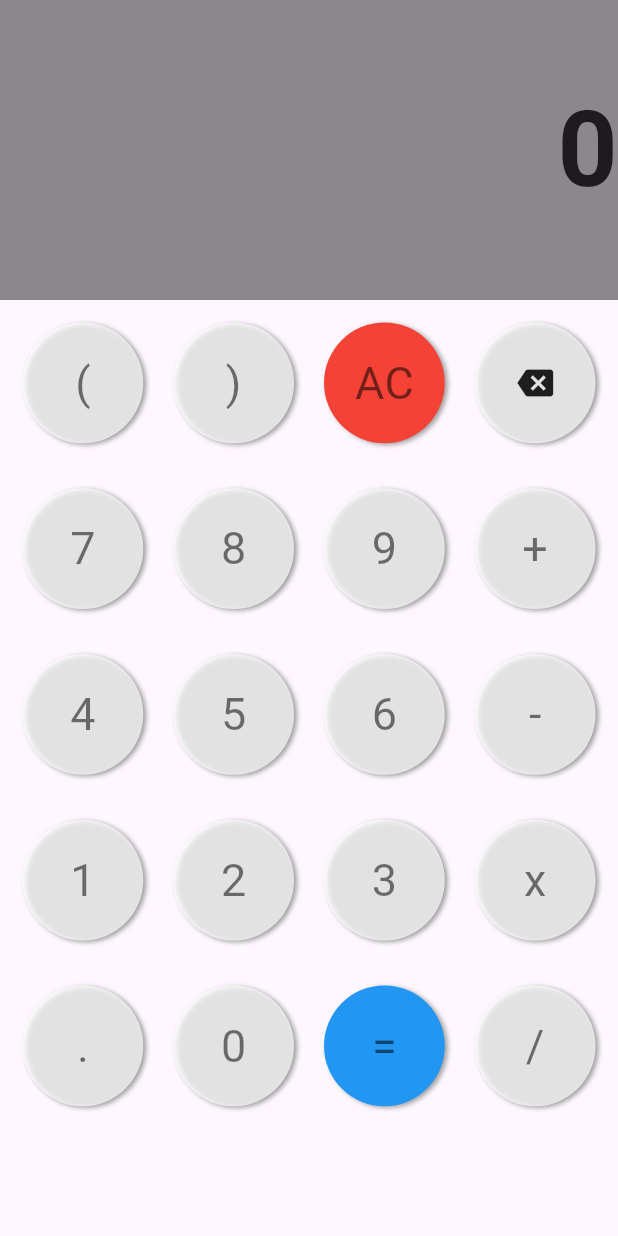
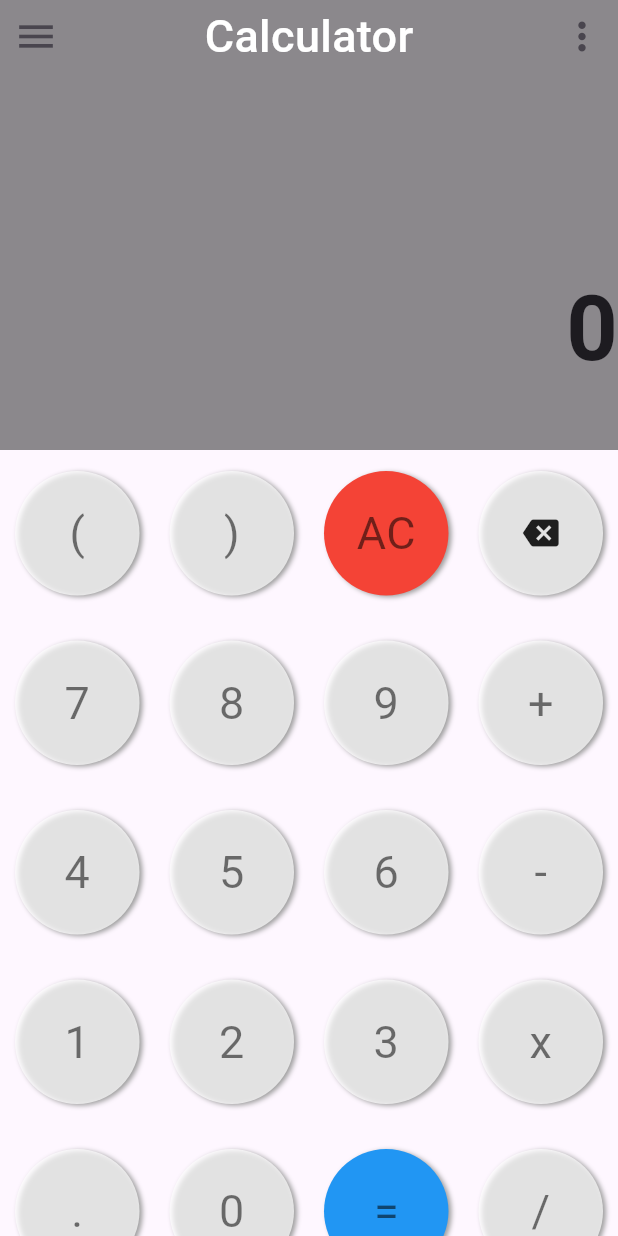
Before and after one commit to 0x000UK/Calculator_flutter, a Flutter app: the screen it shows after launch, on a phone screen of 412 x 824 dp. Run offline on Flutter 3.47's test engine with Material 2 defaults, Android fonts, the phone set to English and light mode, and no system bars; our stand-ins replace math_expressions.

Commit message:
BUG fix and UI chnages

```diff
--- a/lib/display.dart
+++ b/lib/display.dart
@@ -28,10 +28,32 @@ class MyDisplay extends StatelessWidget {
     tp.layout();
 
     return  Container(
-      height: 200,
+      height: 300,
       color: Colors.black45,
       child :  Column(
         children: [
+          Row(
+            mainAxisAlignment: MainAxisAlignment.spaceBetween,
+            children: [
+              IconButton(
+                icon: const Icon(Icons.menu, size: 30,),
+                onPressed: (){},
+                tooltip: "Menu",
+              ),
+              const Text("Calculator",
+                style: TextStyle(
+                  color: Colors.white,
+                  fontSize: 30.0,
+                  fontWeight: FontWeight.w500
+                )
+              ),
+              IconButton(
+                  icon: const Icon(Icons.more_vert_rounded, size: 30,),
+                  onPressed: (){},
+                  tooltip: "History",
+              )
+            ],
+          ),
           isEqualsButtonPressed?
             SizedBox (
               width: screenSize.width,
@@ -39,20 +61,43 @@ class MyDisplay extends StatelessWidget {
                 mainAxisSize: MainAxisSize.max,
                 crossAxisAlignment: CrossAxisAlignment.end,
                 children: [
-                  Text(
-                    input,
-                    style: const TextStyle(
-                      fontSize: 35.0,
+                  const Text(
+                      '',
+                      style:TextStyle(
+                        fontSize: 40.0,
                         fontWeight: FontWeight.bold
                       ),
                     ),
-                  Text(
-                    output,
-                    style: TextStyle(
-                      fontSize:  tp.width>screenSize.width?50.0: 40.0,
+//                3. overflow bug fix
+                  SingleChildScrollView(
+                    scrollDirection: Axis.horizontal,
+                    reverse: true,
+                    child : Text(
+                      input,
+                      style: const TextStyle(
+                        fontSize: 30.0,
                         fontWeight: FontWeight.bold
                       ),
                     ),
+                  ),
+                  const Text(
+                      '',
+                      style:TextStyle(
+                        fontSize: 20.0,
+                        fontWeight: FontWeight.bold
+                      ),
+                    ),
+                  SingleChildScrollView(
+                    scrollDirection: Axis.horizontal,
+                    reverse: true,
+                    child: Text(
+                      output,
+                      style:const  TextStyle(
+                        fontSize: 60.0,
+                        fontWeight: FontWeight.bold
+                      ),
+                    ),
+                  )
                 ],
               )
             ) :
@@ -62,20 +107,24 @@ class MyDisplay extends StatelessWidget {
                 mainAxisSize: MainAxisSize.max,
                 crossAxisAlignment: CrossAxisAlignment.end,
                 children: [
-                  const Text(
+                  Text(
                     '',
                     style: TextStyle(
-                      fontSize: 35.0,
+                      fontSize: tp.width>screenSize.width?100.0: 90.0,
                       fontWeight: FontWeight.bold
                     ),
                   ),
-                  Text(
+                  SingleChildScrollView(
+                    scrollDirection: Axis.horizontal,
+                    reverse: true,
+                    child :Text(
                       input,
                       style: TextStyle(
-                      fontSize: tp.width>screenSize.width? 35.0 : 70.0,
-                      fontWeight: FontWeight.bold
+                        fontSize: tp.width>screenSize.width? 35.0 : 60.0,
+                        fontWeight: FontWeight.bold,
                       ),
                     ),
+                  )
                 ],
               )
             )
--- a/lib/keypad.dart
+++ b/lib/keypad.dart
@@ -14,7 +14,7 @@ class MyKeys extends StatelessWidget {
 
     child :Container(
     child : GridView.count(
-      padding: const EdgeInsets.all(5),
+      padding:const EdgeInsets.fromLTRB(0.0, 4, 0, 4),
       mainAxisSpacing: 10,
       crossAxisCount: 4,
       children: [
--- a/lib/main.dart
+++ b/lib/main.dart
@@ -19,6 +19,7 @@ class MyApp extends StatelessWidget {
         colorScheme: ColorScheme.fromSeed(seedColor: Colors.deepPurple),
         useMaterial3: true,
       ),
+      debugShowCheckedModeBanner: false,
       home: const MyHomePage(title: 'Flutter Demo Home Page'),
     );
   }
@@ -47,9 +48,6 @@ class _MyHomePageState extends State<MyHomePage> {
         }else if(buttonText == 'C') {
           _clearInput();
 
-          if(input.isNotEmpty){
-            _calculateResult();
-          }
         }else if(buttonText == 'AC') {
           _allClear();
         }else{
@@ -111,8 +109,8 @@ class _MyHomePageState extends State<MyHomePage> {
     return Scaffold(
       body: Column(
         children: [
-          MyDisplay(screenSize: size, input: input, output: output),
-          MyKeys(fun: _onButtonPressed)
+          MyDisplay(screenSize: size, input: input, output: output, isEqualsButtonPressed: isEqualsButton),
+          MyKeys(fun: _onButtonPressed, scrSize: size,)
         ],
       )
     );
```
Lines whose indentation alone changed are shown as unchanged.
